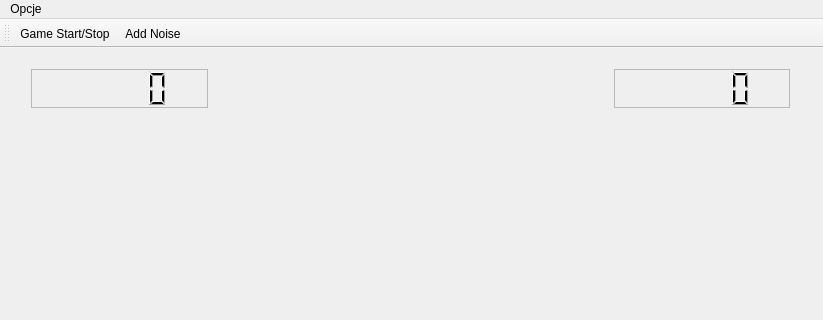
Before: the Qt Designer form mainwindow.ui in coyote443/PongForNeuralNet, drawn with Qt 5; both pictures show x 0 to 823 and y 0 to 320 of the 823 by 622 pixel window.
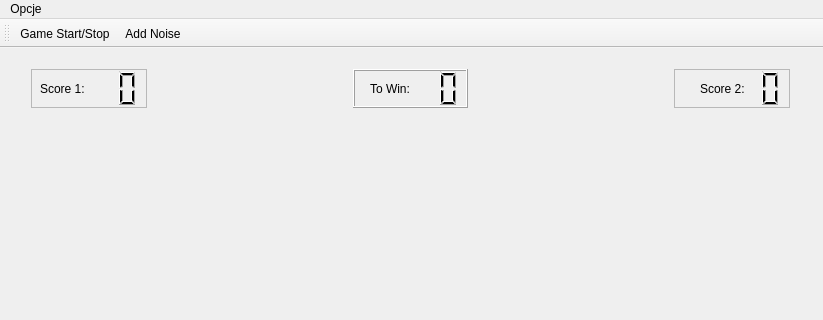
After: the same form once the commit is applied.

```diff
--- a/mainwindow.ui
+++ b/mainwindow.ui
@@ -49,6 +49,25 @@
        </property>
       </widget>
      </item>
+     <item>
+      <spacer name="horizontalSpacer_5">
+       <property name="orientation">
+        <enum>Qt::Horizontal</enum>
+       </property>
+       <property name="sizeType">
+        <enum>QSizePolicy::Fixed</enum>
+       </property>
+       <property name="sizeHint" stdset="0">
+        <size>
+         <width>200</width>
+         <height>20</height>
+        </size>
+       </property>
+      </spacer>
+     </item>
+     <item>
+      <widget class="QLCDNumber" name="ScoreToWin"/>
+     </item>
      <item>
       <spacer name="horizontalSpacer">
        <property name="orientation">
@@ -59,7 +78,7 @@
        </property>
        <property name="sizeHint" stdset="0">
         <size>
-         <width>400</width>
+         <width>200</width>
          <height>20</height>
         </size>
        </property>
@@ -86,6 +105,45 @@
      </item>
     </layout>
    </widget>
+   <widget class="QLabel" name="label">
+    <property name="geometry">
+     <rect>
+      <x>370</x>
+      <y>20</y>
+      <width>55</width>
+      <height>41</height>
+     </rect>
+    </property>
+    <property name="text">
+     <string>To Win:</string>
+    </property>
+   </widget>
+   <widget class="QLabel" name="label_2">
+    <property name="geometry">
+     <rect>
+      <x>700</x>
+      <y>20</y>
+      <width>55</width>
+      <height>41</height>
+     </rect>
+    </property>
+    <property name="text">
+     <string>Score 2:</string>
+    </property>
+   </widget>
+   <widget class="QLabel" name="label_3">
+    <property name="geometry">
+     <rect>
+      <x>40</x>
+      <y>20</y>
+      <width>55</width>
+      <height>41</height>
+     </rect>
+    </property>
+    <property name="text">
+     <string>Score 1:</string>
+    </property>
+   </widget>
    <zorder>widget</zorder>
    <zorder>verticalLayoutWidget</zorder>
    <zorder>horizontalLayoutWidget</zorder>
```
Left out of the diff: 6 changed lines with no effect on the pictures.
